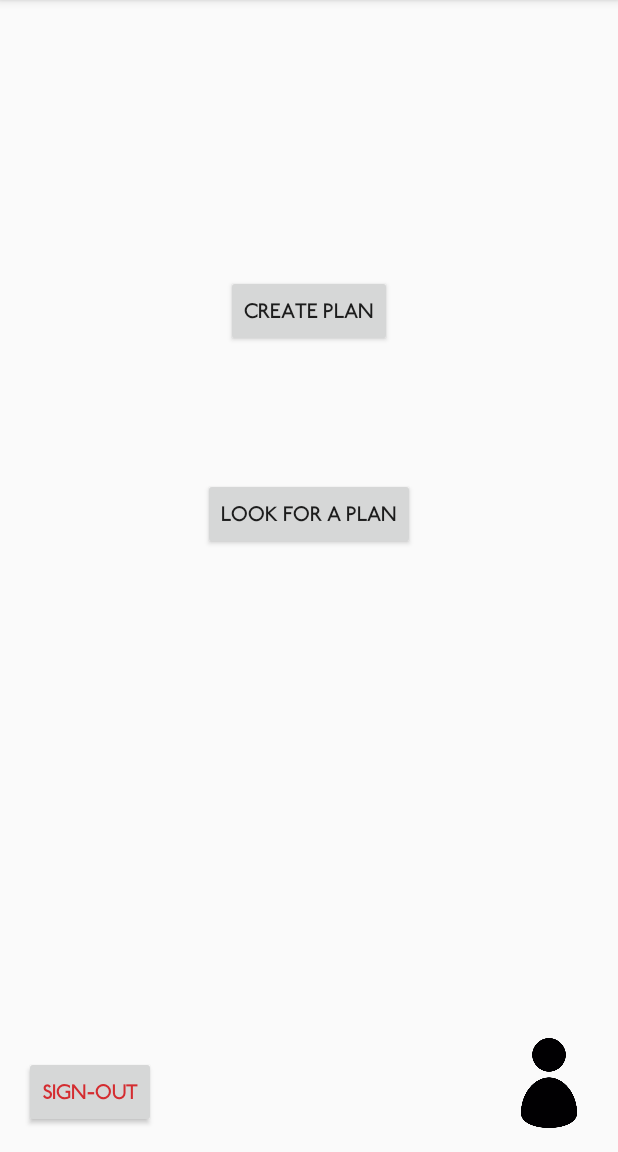
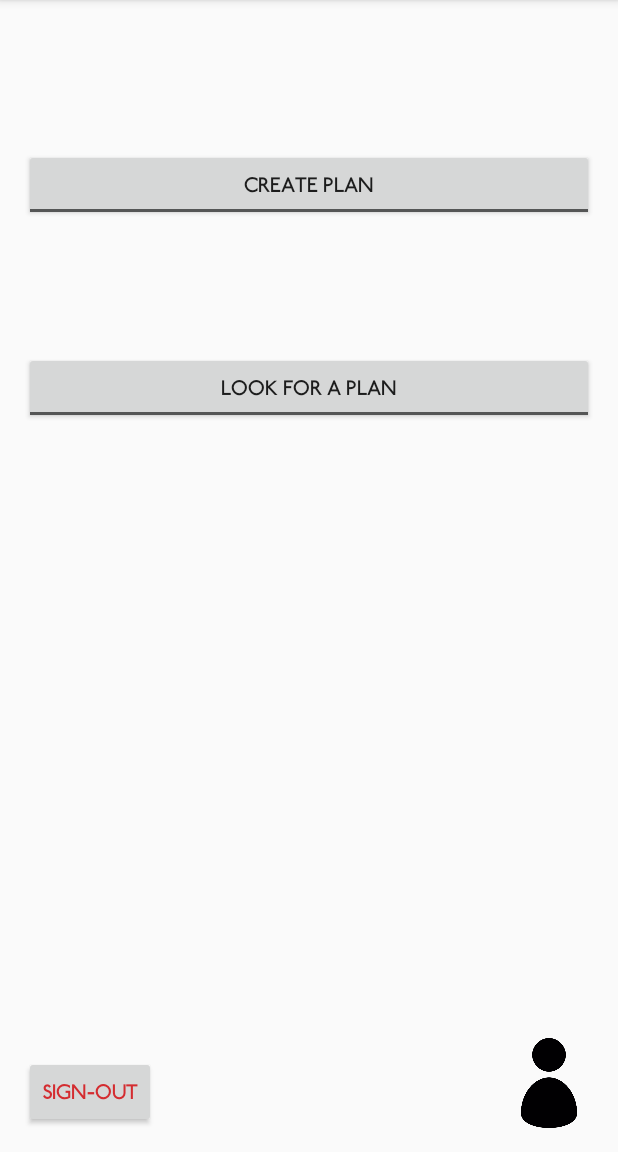
Before and after one commit to soypaduano/PlanMe, an Android app: the BuscarOfrecerActivity screen opened directly, with no data from a screen before it, on a phone screen of 412 x 824 dp, the part 84-1236 px from its top. Run offline under Robolectric (Android 15) with nearby library versions, the phone set to English and light mode, and no system bars; our stand-ins replace Firebase (no records; nobody signed in at launch, a user with empty details on screens opened directly); 2 statements that could not run were skipped.

Commit message:
He cambiado los botones, los he puesto un poco mas bonitos

```diff
--- a/app/src/main/res/layout/activity_buscar_ofrecer.xml
+++ b/app/src/main/res/layout/activity_buscar_ofrecer.xml
@@ -12,20 +12,13 @@
     <Button
         android:layout_width="wrap_content"
         android:layout_height="wrap_content"
-        android:text="@string/createPlan"
-        android:id="@+id/btn_createPlan"
-        android:layout_marginTop="167dp"
-        android:layout_alignParentTop="true"
-        android:layout_centerHorizontal="true" />
-
-    <Button
-        android:layout_width="wrap_content"
-        android:layout_height="wrap_content"
         android:text="@string/lookPlan"
         android:id="@+id/btn_findPlan"
         android:layout_marginTop="87dp"
         android:layout_below="@+id/btn_createPlan"
-        android:layout_centerHorizontal="true" />
+        android:layout_alignParentEnd="true"
+        android:layout_alignParentStart="true"
+        style="@android:style/Widget.Material.Light.Button.Toggle" />
 
     <Button
         android:layout_width="wrap_content"
@@ -43,4 +36,16 @@
         android:layout_marginLeft="30dp"
         android:layout_alignParentBottom="true"
         android:layout_alignParentEnd="true" />
+
+    <Button
+        android:layout_width="wrap_content"
+        android:layout_height="wrap_content"
+        android:text="@string/createPlan"
+        android:id="@+id/btn_createPlan"
+        android:layout_marginTop="83dp"
+        style="@android:style/Widget.Material.Light.Button.Toggle"
+        android:elevation="5dp"
+        android:layout_alignParentTop="true"
+        android:layout_alignParentStart="true"
+        android:layout_alignParentEnd="true" />
 </RelativeLayout>
```
